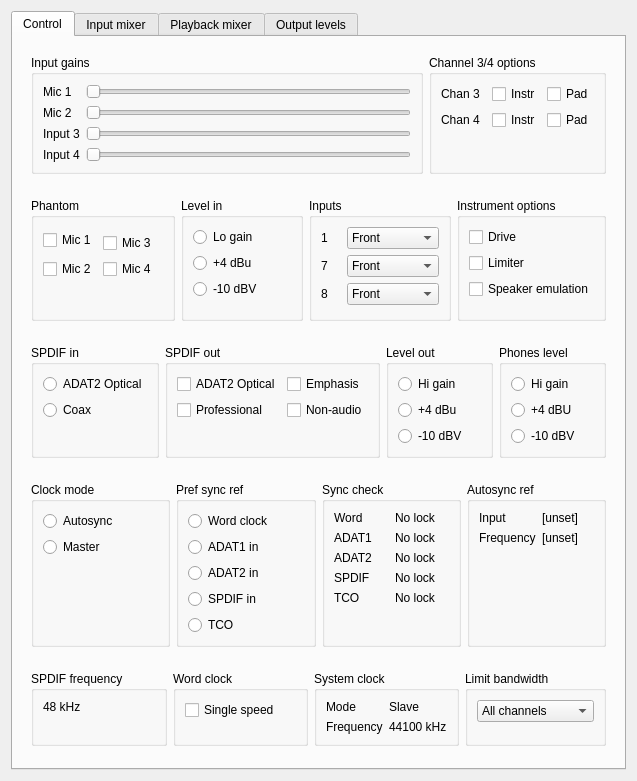
First picture: the form in libffado/support/mixer-qt4/ffado/mixer/rme.ui, repository adiknoth/ffado, before the edit.
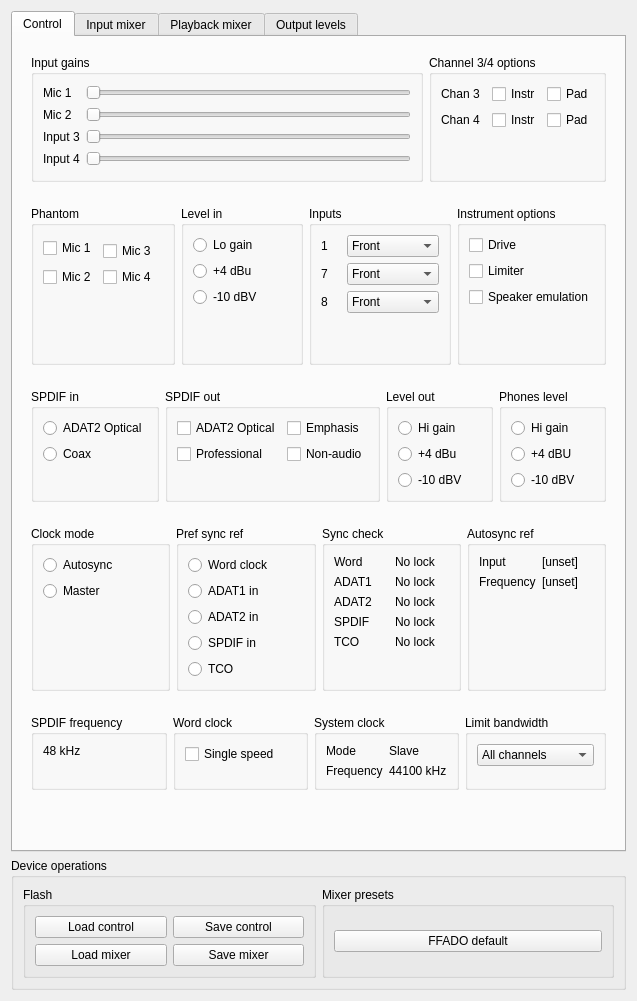
Second picture: the form after the edit.

Commit message: rme: commence implementation of ffado-mixer controls to interface with flash storage on the fireface.  Qt's layouts are being annoying here: for some reason Qt wants to expand the mixer window vertically so it ends up much larger than the screen.  Testing with various widget size policy set to 'fixed' seems to indicate that this comes from outside the rme.ui environment.  Whatever it is it is irritating and I would really like to get to the bottom of it.  Up to now it's been tolerable, but with the additional box group added to hold the new controls it is now bordering on being unusable.

What changed in the file:
```diff
--- a/libffado/support/mixer-qt4/ffado/mixer/rme.ui
+++ b/libffado/support/mixer-qt4/ffado/mixer/rme.ui
@@ -10,6 +10,12 @@
     <height>781</height>
    </rect>
   </property>
+  <property name="sizePolicy">
+   <sizepolicy hsizetype="Preferred" vsizetype="Preferred">
+    <horstretch>0</horstretch>
+    <verstretch>0</verstretch>
+   </sizepolicy>
+  </property>
   <property name="windowTitle">
    <string>RmeMixer</string>
   </property>
@@ -17,7 +23,7 @@
    <item>
     <widget class="QTabWidget" name="tabWidget">
      <property name="sizePolicy">
-      <sizepolicy hsizetype="Expanding" vsizetype="Expanding">
+      <sizepolicy hsizetype="Expanding" vsizetype="Minimum">
        <horstretch>0</horstretch>
        <verstretch>0</verstretch>
       </sizepolicy>
@@ -1156,6 +1162,89 @@
      </widget>
     </widget>
    </item>
+   <item>
+    <widget class="QGroupBox" name="device_operations">
+     <property name="sizePolicy">
+      <sizepolicy hsizetype="Preferred" vsizetype="Preferred">
+       <horstretch>0</horstretch>
+       <verstretch>0</verstretch>
+      </sizepolicy>
+     </property>
+     <property name="title">
+      <string>Device operations</string>
+     </property>
+     <layout class="QHBoxLayout" name="horizontalLayout_7">
+      <property name="sizeConstraint">
+       <enum>QLayout::SetDefaultConstraint</enum>
+      </property>
+      <item>
+       <widget class="QGroupBox" name="groupBox">
+        <property name="sizePolicy">
+         <sizepolicy hsizetype="Preferred" vsizetype="Preferred">
+          <horstretch>0</horstretch>
+          <verstretch>0</verstretch>
+         </sizepolicy>
+        </property>
+        <property name="title">
+         <string>Flash</string>
+        </property>
+        <layout class="QGridLayout" name="gridLayout_9">
+         <item row="0" column="0">
+          <widget class="QPushButton" name="control_load">
+           <property name="text">
+            <string>Load control</string>
+           </property>
+          </widget>
+         </item>
+         <item row="0" column="1">
+          <widget class="QPushButton" name="control_save">
+           <property name="text">
+            <string>Save control</string>
+           </property>
+          </widget>
+         </item>
+         <item row="1" column="0">
+          <widget class="QPushButton" name="mixer_load">
+           <property name="text">
+            <string>Load mixer</string>
+           </property>
+          </widget>
+         </item>
+         <item row="1" column="1">
+          <widget class="QPushButton" name="mixer_save">
+           <property name="text">
+            <string>Save mixer</string>
+           </property>
+          </widget>
+         </item>
+        </layout>
+       </widget>
+      </item>
+      <item>
+       <widget class="QGroupBox" name="mixer_presets">
+        <property name="sizePolicy">
+         <sizepolicy hsizetype="Preferred" vsizetype="Preferred">
+          <horstretch>0</horstretch>
+          <verstretch>0</verstretch>
+         </sizepolicy>
+        </property>
+        <property name="title">
+         <string>Mixer presets</string>
+        </property>
+        <layout class="QGridLayout" name="gridLayout_10">
+         <item row="0" column="0">
+          <widget class="QPushButton" name="mixer_preset_ffado_default">
+           <property name="text">
+            <string>FFADO default</string>
+           </property>
+          </widget>
+         </item>
+        </layout>
+       </widget>
+      </item>
+     </layout>
+    </widget>
+   </item>
   </layout>
  </widget>
  <resources/>
```
Left out of the diff: 5 changed lines with no effect on the pictures. The commit also changes 2 other files.
